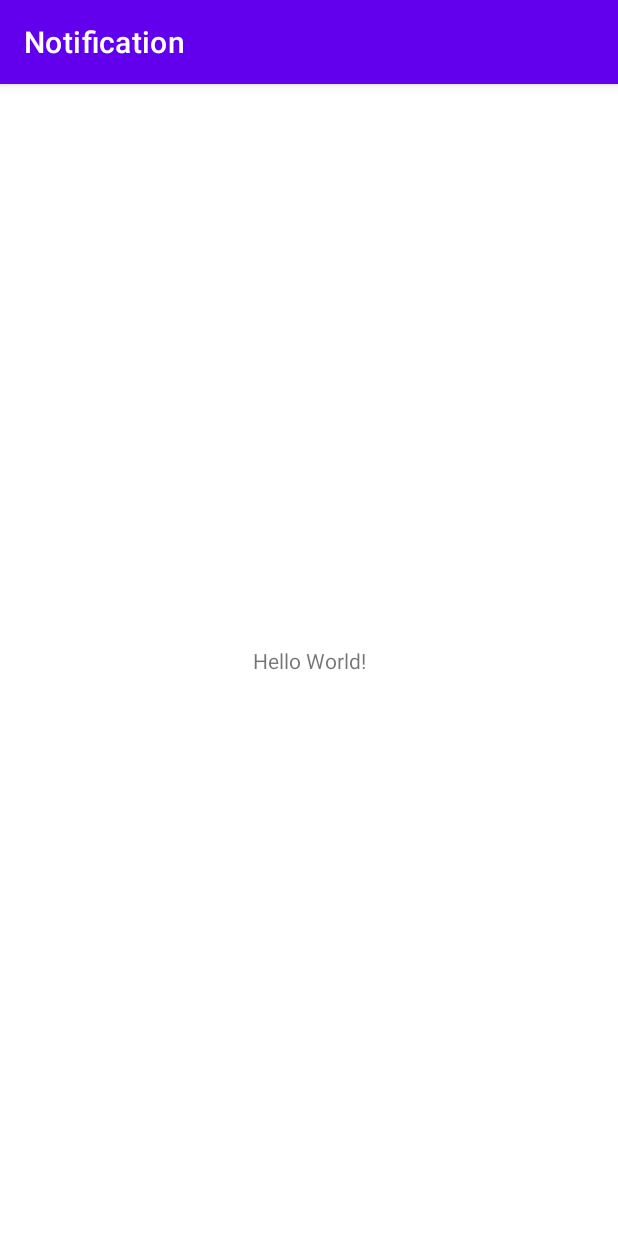
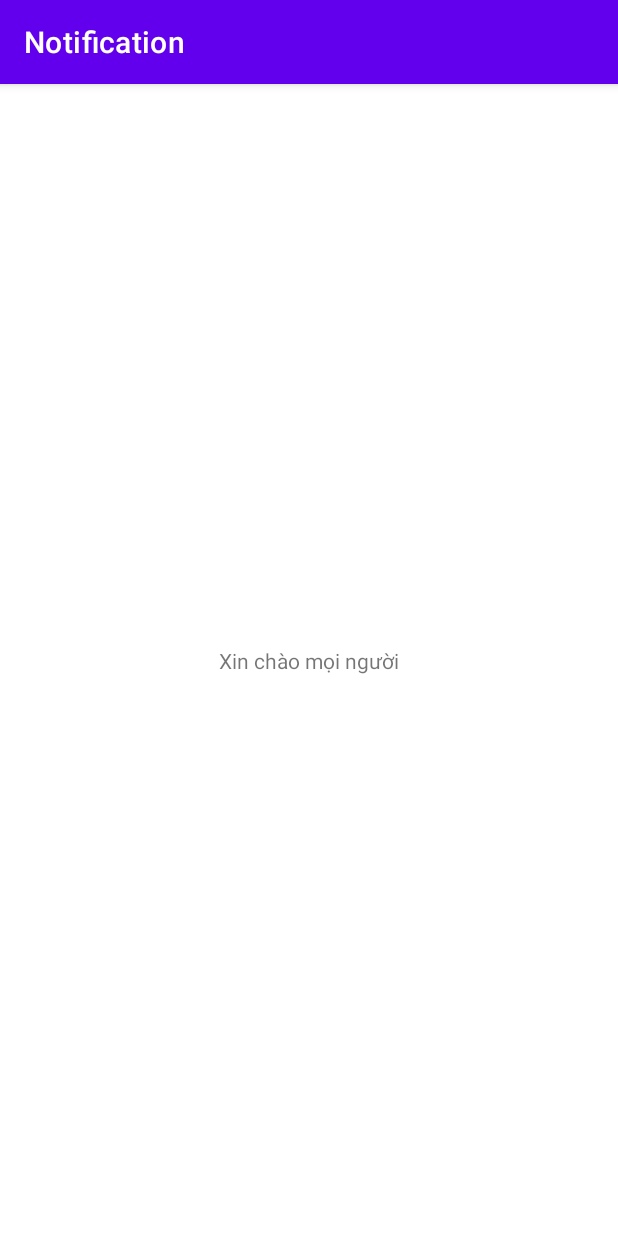
Before and after one commit to JohnsonAudreyRalph/Success_Notification, an Android app: the screen it shows after launch (MainActivity), on a phone screen of 412 x 824 dp. Run offline under Robolectric (Android 15) with nearby library versions, the phone set to English and light mode, and no system bars.

Commit message:
Đây là lần Upload gitHub thứ 2

```diff
--- a/app/src/main/res/layout/activity_main.xml
+++ b/app/src/main/res/layout/activity_main.xml
@@ -9,7 +9,7 @@
     <TextView
         android:layout_width="wrap_content"
         android:layout_height="wrap_content"
-        android:text="Hello World!"
+        android:text="Xin chào mọi người"
         app:layout_constraintBottom_toBottomOf="parent"
         app:layout_constraintEnd_toEndOf="parent"
         app:layout_constraintStart_toStartOf="parent"
```
